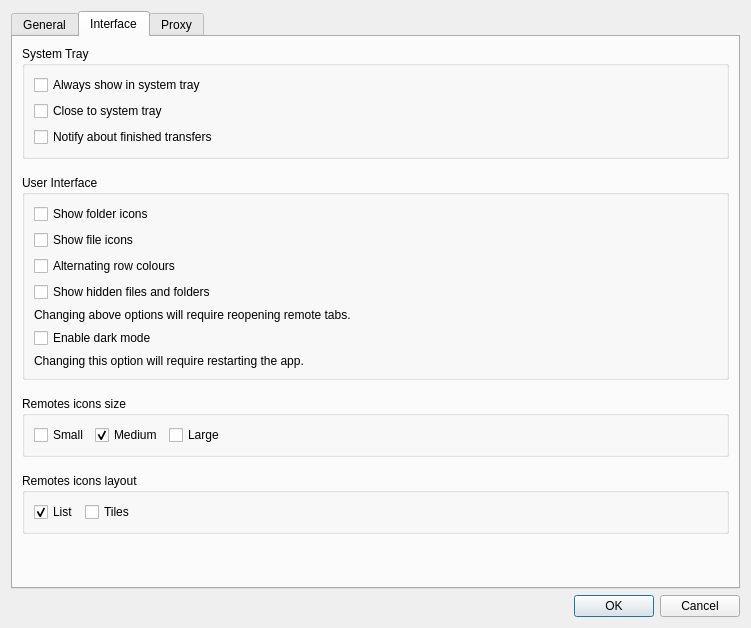
Above: src/preferences_dialog.ui from holazt/RcloneBrowser before the change. Below: the same form after it.
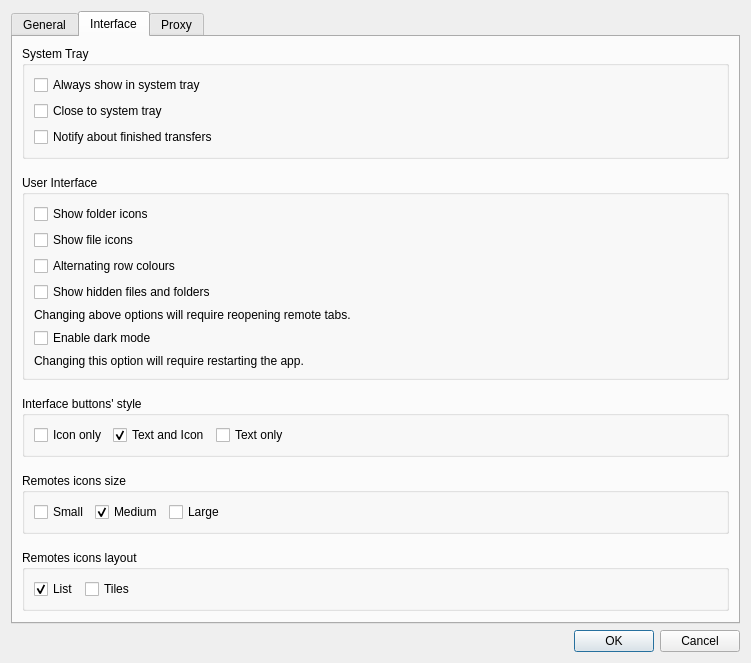
That is the form after the change. The open tabs and pages were chosen to show the change.

Commit message: added different interface buttons style option

The edit to the form file:
```diff
--- a/src/preferences_dialog.ui
+++ b/src/preferences_dialog.ui
@@ -7,7 +7,7 @@
     <x>0</x>
     <y>0</y>
     <width>751</width>
-    <height>628</height>
+    <height>442</height>
    </rect>
   </property>
   <property name="sizePolicy">
@@ -456,6 +456,91 @@
          </layout>
         </widget>
        </item>
+       <item>
+        <spacer name="verticalSpacer_61">
+         <property name="orientation">
+          <enum>Qt::Vertical</enum>
+         </property>
+         <property name="sizeType">
+          <enum>QSizePolicy::Fixed</enum>
+         </property>
+         <property name="sizeHint" stdset="0">
+          <size>
+           <width>20</width>
+           <height>10</height>
+          </size>
+         </property>
+        </spacer>
+       </item>
+       <item>
+        <widget class="QGroupBox" name="groupBox_9">
+         <property name="enabled">
+          <bool>true</bool>
+         </property>
+         <property name="sizePolicy">
+          <sizepolicy hsizetype="Preferred" vsizetype="Fixed">
+           <horstretch>0</horstretch>
+           <verstretch>0</verstretch>
+          </sizepolicy>
+         </property>
+         <property name="title">
+          <string>Interface buttons' style</string>
+         </property>
+         <layout class="QHBoxLayout" name="horizontalLayout_3">
+          <item>
+           <widget class="QCheckBox" name="cb_icononly">
+            <property name="text">
+             <string>Icon only</string>
+            </property>
+            <property name="autoExclusive">
+             <bool>true</bool>
+            </property>
+            <property name="tristate">
+             <bool>false</bool>
+            </property>
+           </widget>
+          </item>
+          <item>
+           <widget class="QCheckBox" name="cb_textandicon">
+            <property name="text">
+             <string>Text and Icon</string>
+            </property>
+            <property name="checked">
+             <bool>true</bool>
+            </property>
+            <property name="autoExclusive">
+             <bool>true</bool>
+            </property>
+           </widget>
+          </item>
+          <item>
+           <widget class="QCheckBox" name="cb_textonly">
+            <property name="text">
+             <string>Text only</string>
+            </property>
+            <property name="autoExclusive">
+             <bool>true</bool>
+            </property>
+           </widget>
+          </item>
+
+
+          <item>
+           <spacer name="horizontalSpacer_3">
+            <property name="orientation">
+             <enum>Qt::Horizontal</enum>
+            </property>
+            <property name="sizeHint" stdset="0">
+             <size>
+              <width>40</width>
+              <height>20</height>
+             </size>
+            </property>
+           </spacer>
+          </item>
+         </layout>
+        </widget>
+       </item>
        <item>
         <spacer name="verticalSpacer_51">
          <property name="orientation">
```
The commit also changes 6 other files.
